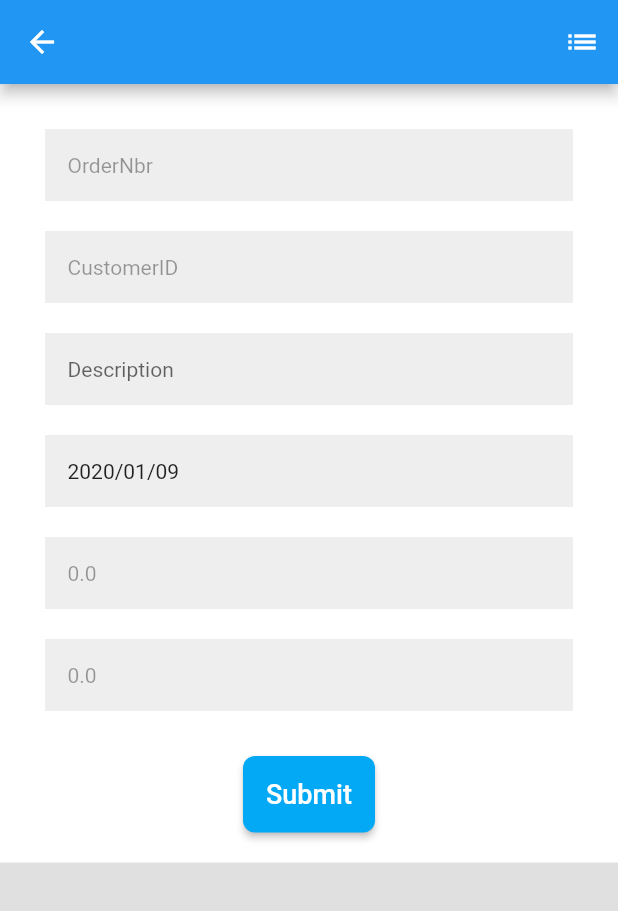
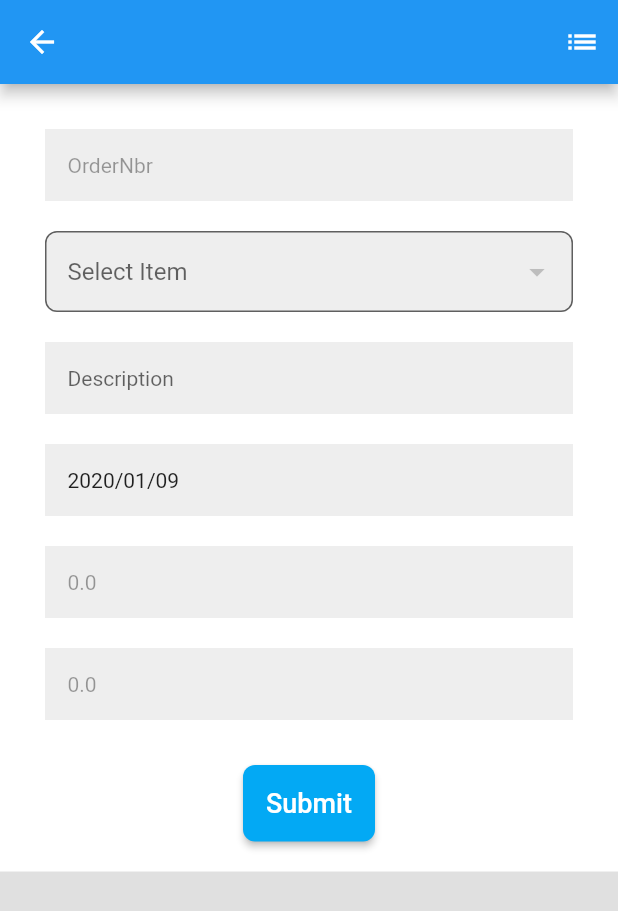
Before and after one commit to hvannak/gpstrackingplan, a Flutter app: the AddSaleOrder screen opened directly with empty values, on a phone screen of 412 x 824 dp. Shown: the top 911 px of the screen. Run offline on Flutter 3.47's test engine with Material 2 defaults, Android fonts, the phone set to English and light mode, and no system bars; our stand-ins replace auto_size_text, camera, connectivity, geolocator, google_maps_flutter and 2 more; missing offline and left inert: dart:ffi; accounts and stored records are empty; statements that could not run were skipped.

```diff
--- a/lib/addsaleorder.dart
+++ b/lib/addsaleorder.dart
@@ -1,7 +1,11 @@
 
+import 'dart:convert';
+
+import 'package:auto_size_text/auto_size_text.dart';
 import 'package:flutter/material.dart';
 import 'package:gpstrackingplan/displaysaleorderitem.dart';
 import 'package:gpstrackingplan/helpers/controlHelper.dart';
+import 'package:gpstrackingplan/models/customermodel.dart';
 import 'package:gpstrackingplan/models/saleordermodel.dart';
 import 'package:intl/intl.dart';
 import 'package:shared_preferences/shared_preferences.dart';
@@ -11,19 +15,21 @@ import 'models/saleorderitemmodel.dart';
 class AddSaleOrder extends StatefulWidget {
   final SaleOrderModel saleorder;
   final String title;
-  final String customername;
+  final  List<Customermodel> listCustomers;
   AddSaleOrder({
     Key key,
-    this.saleorder,this.title,this.customername
+    this.saleorder,this.title,
+    this.listCustomers
   }) : super(key: key);
   @override
-  _AddSaleOrderState createState() => _AddSaleOrderState(this.saleorder,this.title,this.customername);
+  _AddSaleOrderState createState() => _AddSaleOrderState(this.saleorder,this.title,this.listCustomers);
 }
 
 class _AddSaleOrderState extends State<AddSaleOrder> {
   final SaleOrderModel saleorder;
   final String title;
-  final String customername;
+  final List<Customermodel> listCustomers;
+  String customername;
   final _formKey = GlobalKey<FormState>();
   final _globalKey = GlobalKey<ScaffoldState>();
   var _orderNbr = TextEditingController();
@@ -32,7 +38,7 @@ class _AddSaleOrderState extends State<AddSaleOrder> {
   var _oderQty = TextEditingController();
   var _orderTotal = TextEditingController();
   var _date = TextEditingController();
-  _AddSaleOrderState(this.saleorder,this.title,this.customername);
+  _AddSaleOrderState(this.saleorder,this.title,this.listCustomers);
   ApiHelper _apiHelper;
   ControlHelper _controlHelper = ControlHelper();
 
@@ -40,7 +46,6 @@ class _AddSaleOrderState extends State<AddSaleOrder> {
     SharedPreferences prefs = await SharedPreferences.getInstance();
     setState(() {
       _apiHelper = ApiHelper(prefs);
-      _customerId.text = _apiHelper.linkedCustomerID;
     });
   }
 
@@ -57,8 +62,9 @@ class _AddSaleOrderState extends State<AddSaleOrder> {
         _orderTotal.text = getTotalPrice().toString();
       });
     } else {
+      print('Else');
       List<SaleOrderItemModel> result = await Navigator.push(context,
-          MaterialPageRoute(builder: (context) => DisplaySaleOrderItem(listSaleItem: null,title: "Add List Items",saleOrderId: 0,)));
+          MaterialPageRoute(builder: (context) => DisplaySaleOrderItem(listSaleItem: _listSaleItem,title: "Add List Items",saleOrderId: 0,)));
       setState(() {
         _listSaleItem = result;
         _oderQty.text = getSumQty();
@@ -120,6 +126,8 @@ class _AddSaleOrderState extends State<AddSaleOrder> {
     super.initState();
     _loadSetting();
     _orderNbr.text = 'NEW';
+    _customerId.text = listCustomers[0].customerID;
+    customername = listCustomers[0].customerName;
     if (saleorder != null) {
       _orderNbr.text = saleorder.orderNumber.toString();
       _customerId.text = saleorder.customerId.toString();
@@ -180,20 +188,41 @@ class _AddSaleOrderState extends State<AddSaleOrder> {
                             )),
                           Padding(
                             padding: EdgeInsets.symmetric(vertical: 10.0),
-                          child: TextFormField(
-                            controller: _customerId,
-                            validator: (val) =>
-                                val.isEmpty ? "CustomerID is required" : null,
-                            autocorrect: false,
-                            autofocus: false,
-                            enabled: false,
-                            style: TextStyle(fontSize: 14.0),
+                            child: DropdownButtonFormField(
+                                  items: listCustomers
+                                      .map((f) => DropdownMenuItem(
+                                            child: AutoSizeText(
+                                              f.customerName,
+                                              style: TextStyle(fontSize: 10.0),
+                                              maxLines: 5,
+                                            ),
+                                            value: f.customerID,
+                                          ))
+                                      .toList(),
+                                  onChanged: (String value) async {
+                                    int index = listCustomers.indexWhere((x)=>x.customerID == value);
+                                    SharedPreferences prefs = await SharedPreferences.getInstance();
+                                    setState(() {
+                                      _customerId.text = value;
+                                      customername = listCustomers[index].customerName;
+                                      prefs.setString('priceclass', listCustomers[index].priceclass);
+                                    });
+                                  },
+                                  validator: (val) => val == null
+                                      ? "Customer is required"
+                                      : null,
+                                  hint: Text('Select Item'),
+                                  value: _customerId.text,
                                   decoration: InputDecoration(
-                                hintText: "CustomerID",
-                                border: InputBorder.none,
+                                    border: OutlineInputBorder(
+                                        borderRadius: BorderRadius.circular(8),
+                                        borderSide: BorderSide(
+                                          style: BorderStyle.solid,
+                                        )),
                                     filled: true,
                                     fillColor: Colors.grey[200],
-                                contentPadding: EdgeInsets.all(15.0)),
+                                    contentPadding: EdgeInsets.all(15.0),
+                                  ),
                                 ),
                           ),
                         Padding(
--- a/lib/displaysaleorderitem.dart
+++ b/lib/displaysaleorderitem.dart
@@ -2,6 +2,7 @@ import 'dart:convert';
 import 'package:flutter/material.dart';
 import 'package:gpstrackingplan/addsaleorderitem.dart';
 import 'package:gpstrackingplan/models/saleorderitemmodel.dart';
+import 'package:gpstrackingplan/waitingdialog.dart';
 import 'package:shared_preferences/shared_preferences.dart';
 import 'helpers/apiHelper .dart';
 import 'models/inventorymodel.dart';
@@ -27,6 +28,8 @@ class _DisplaySaleOrderItemState extends State<DisplaySaleOrderItem> {
   ApiHelper _apiHelper;
 
   _loadSetting() async {
+    print('list item');
+    print(listSaleItem.length);
     SharedPreferences prefs = await SharedPreferences.getInstance();
     setState(() {
       _apiHelper = ApiHelper(prefs);
@@ -145,7 +148,9 @@ class _DisplaySaleOrderItemState extends State<DisplaySaleOrderItem> {
                       ' Total ' +
                       listSaleItem[index].extendedPrice.toString()),
                   onTap: () async {
+                    WaitingDialogs().showLoadingDialog(context,_globalKey);
                     var inventoryList = await fetchInventoryById(listSaleItem[index].inventoryId);
+                    Navigator.of(context).pop();
                     _navigateEditSaleOrderItem(context,listSaleItem[index],inventoryList,index);
                   },
                 ),
```
Also changed, not shown: lib/dashboard.dart (+13 -3 lines), lib/saleorder.dart (+26 -15 lines). Lines whose indentation alone changed are shown as unchanged.
